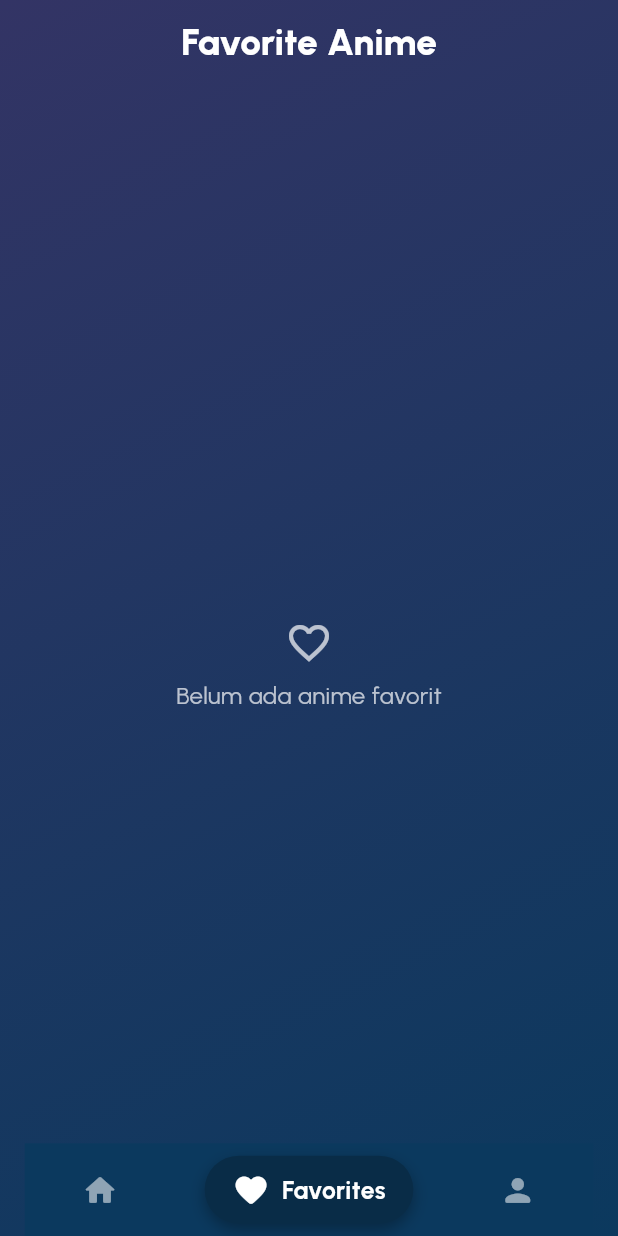
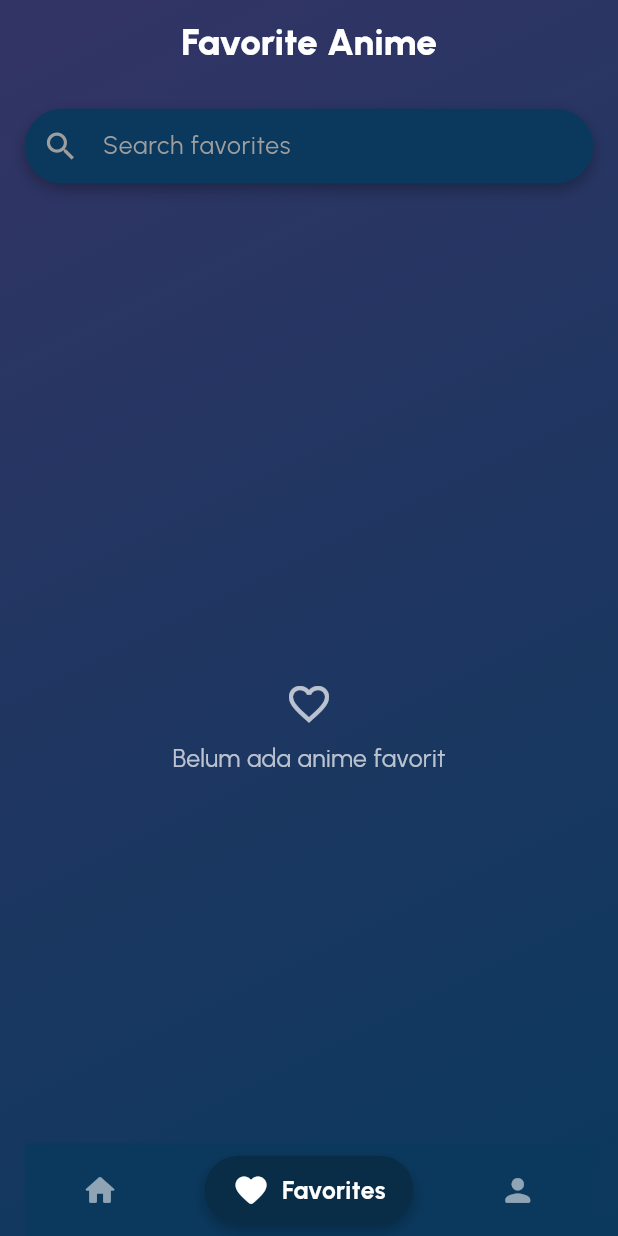
Before and after one commit to luthfiahhasibuan/AnimeVerse, a Flutter app: the screen it shows after launch, item 2 of the bottom bar chosen, on a phone screen of 412 x 824 dp. Run offline on Flutter 3.47's test engine with Material 3 defaults, Android fonts, the phone set to English and light mode, and no system bars; our stand-ins replace flutter_svg, go_router, shared_preferences.

Commit message:
pencarian di favorite screen dan query terpisah

```diff
--- a/lib/screens/favorite_screen.dart
+++ b/lib/screens/favorite_screen.dart
@@ -4,9 +4,32 @@ import 'package:provider/provider.dart';
 import '../providers/app_state_provider.dart';
 import '../widgets/app_scaffold.dart';
 import '../widgets/favorite_anime_card.dart';
+import '../widgets/search_field.dart';
 
-class FavoriteScreen extends StatelessWidget {
+class FavoriteScreen extends StatefulWidget {
   const FavoriteScreen({super.key});
+
+  @override
+  State<FavoriteScreen> createState() => _FavoriteScreenState();
+}
+
+class _FavoriteScreenState extends State<FavoriteScreen> {
+  late final TextEditingController _searchController;
+
+  @override
+  void initState() {
+    super.initState();
+    // Isi aval dari query provider agar kotak teks selalu sinkron
+    _searchController = TextEditingController(
+      text: context.read<AppStateProvider>().favoriteSearchQuery,
+    );
+  }
+
+  @override
+  void dispose() {
+    _searchController.dispose();
+    super.dispose();
+  }
 
   @override
   Widget build(BuildContext context) {
@@ -30,33 +53,57 @@ class FavoriteScreen extends StatelessWidget {
       body: Column(
         children: [
           // Search Bar bisa dipakai ulang dari HomeScreen (opsional, sesuai selera)
+          Consumer<AppStateProvider>(
+            builder: (context, provider, child) {
+              return SearchField(
+                controller: _searchController,
+                hintText: 'Search favorites',
+                onChanged: (value) {
+                  provider.setFavoriteSearchQuery(value);
+                },
+                showClear: provider.favoriteSearchQuery.isNotEmpty,
+                onClear: () {
+                  _searchController.clear();
+                  provider.setFavoriteSearchQuery('');
+                },
+              );
+            },
+          ),
+
           SizedBox(height: screenHeight * 0.01),
 
           // Favorite Anime List
           Expanded(
             child: Consumer<AppStateProvider>(
               builder: (context, favoriteProvider, child) {
-                final favorites = favoriteProvider.favorites;
+                final favorites = favoriteProvider.getFilteredFavorites();
 
                 if (favorites.isEmpty) {
-                  return const Center(
+                  return Center(
                     child: Column(
                       mainAxisSize: MainAxisSize.min,
                       children: [
-                        Icon(
+                        const Icon(
                           Icons.favorite_border,
                           size: 32,
                           color: Colors.white70,
                         ),
-                        SizedBox(height: 8),
+                        const SizedBox(height: 8),
+                        // Tampilkan pesan berbeda jika daftar favorit kosong atau jika pencarian tidak menemukan hasil
                         Text(
-                          'Belum ada anime favorit',
-                          style: TextStyle(color: Colors.white70, fontSize: 16),
+                          favoriteProvider.favorites.isEmpty
+                              ? 'Belum ada anime favorit'
+                              : 'Anime tidak ditemukan',
+                          style: TextStyle(
+                            fontSize: screenWidth * 0.04,
+                            color: Colors.white70,
+                          ),
                         ),
                       ],
                     ),
                   );
                 }
+
                 return ListView.builder(
                   padding: EdgeInsets.symmetric(vertical: screenHeight * 0.01),
                   itemCount: favorites.length,
```
